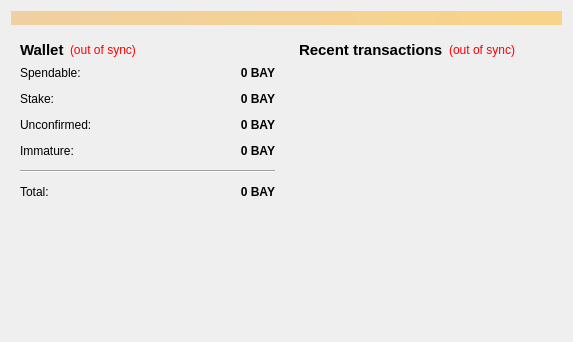
dzimbeck/BitBay, file src/qt/forms/overviewpage.ui: the form before one commit.
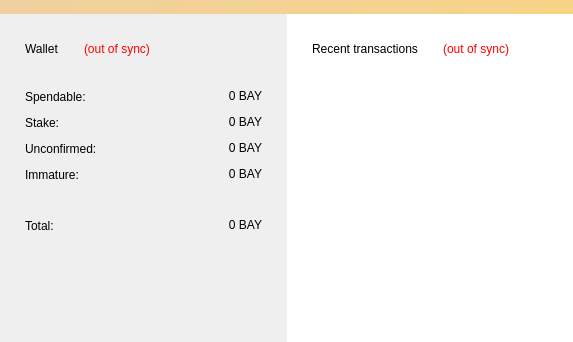
The form after the commit.

```diff
--- a/src/qt/forms/overviewpage.ui
+++ b/src/qt/forms/overviewpage.ui
@@ -14,6 +14,21 @@
    <string>Form</string>
   </property>
   <layout class="QVBoxLayout" name="topLayout">
+   <property name="spacing">
+    <number>0</number>
+   </property>
+   <property name="leftMargin">
+    <number>0</number>
+   </property>
+   <property name="topMargin">
+    <number>0</number>
+   </property>
+   <property name="rightMargin">
+    <number>0</number>
+   </property>
+   <property name="bottomMargin">
+    <number>0</number>
+   </property>
    <item>
     <widget class="QLabel" name="labelAlerts">
      <property name="visible">
@@ -33,25 +48,39 @@
    </item>
    <item>
     <layout class="QHBoxLayout" name="horizontalLayout" stretch="1,1">
+     <property name="spacing">
+      <number>0</number>
+     </property>
      <item>
       <layout class="QVBoxLayout" name="verticalLayout_2">
        <item>
         <widget class="QWidget" name="widget" native="true">
          <layout class="QVBoxLayout" name="verticalLayout_4">
+          <property name="spacing">
+           <number>25</number>
+          </property>
+          <property name="leftMargin">
+           <number>25</number>
+          </property>
+          <property name="topMargin">
+           <number>25</number>
+          </property>
+          <property name="rightMargin">
+           <number>25</number>
+          </property>
+          <property name="bottomMargin">
+           <number>25</number>
+          </property>
           <item>
            <layout class="QHBoxLayout" name="horizontalLayout_4">
             <item>
-             <widget class="QLabel" name="label_5">
-              <property name="font">
-               <font>
-                <pointsize>11</pointsize>
-                <weight>75</weight>
-                <bold>true</bold>
-               </font>
-              </property>
+             <widget class="QLabel" name="labelWallet">
               <property name="text">
                <string>Wallet</string>
               </property>
+              <property name="textFormat">
+               <enum>Qt::PlainText</enum>
+              </property>
              </widget>
             </item>
             <item>
@@ -86,31 +115,108 @@
            </layout>
           </item>
           <item>
-           <layout class="QFormLayout" name="formLayout_2">
-            <property name="fieldGrowthPolicy">
-             <enum>QFormLayout::AllNonFixedFieldsGrow</enum>
-            </property>
+           <layout class="QGridLayout" name="gridLayout">
             <property name="horizontalSpacing">
-             <number>12</number>
+             <number>0</number>
             </property>
             <property name="verticalSpacing">
-             <number>12</number>
+             <number>1</number>
             </property>
-            <item row="0" column="0">
-             <widget class="QLabel" name="label">
+            <item row="2" column="0">
+             <widget class="QLabel" name="labelUnconfirmedText">
+              <property name="minimumSize">
+               <size>
+                <width>0</width>
+                <height>25</height>
+               </size>
+              </property>
               <property name="text">
-               <string>Spendable:</string>
+               <string>Unconfirmed:</string>
+              </property>
+             </widget>
+            </item>
+            <item row="5" column="1">
+             <widget class="QLabel" name="labelTotal">
+              <property name="cursor">
+               <cursorShape>IBeamCursor</cursorShape>
+              </property>
+              <property name="toolTip">
+               <string>Your current total balance</string>
+              </property>
+              <property name="text">
+               <string notr="true">0 BAY</string>
+              </property>
+              <property name="alignment">
+               <set>Qt::AlignRight|Qt::AlignTrailing|Qt::AlignVCenter</set>
+              </property>
+              <property name="textInteractionFlags">
+               <set>Qt::LinksAccessibleByMouse|Qt::TextSelectableByKeyboard|Qt::TextSelectableByMouse</set>
+              </property>
+             </widget>
+            </item>
+            <item row="1" column="0">
+             <widget class="QLabel" name="labelStakeText">
+              <property name="minimumSize">
+               <size>
+                <width>0</width>
+                <height>25</height>
+               </size>
+              </property>
+              <property name="text">
+               <string>Stake:</string>
+              </property>
+             </widget>
+            </item>
+            <item row="3" column="1">
+             <widget class="QLabel" name="labelImmature">
+              <property name="toolTip">
+               <string>Mined balance that has not yet matured</string>
+              </property>
+              <property name="text">
+               <string notr="true">0 BAY</string>
+              </property>
+              <property name="alignment">
+               <set>Qt::AlignRight|Qt::AlignTrailing|Qt::AlignVCenter</set>
+              </property>
+              <property name="textInteractionFlags">
+               <set>Qt::LinksAccessibleByMouse|Qt::TextSelectableByKeyboard|Qt::TextSelectableByMouse</set>
+              </property>
+             </widget>
+            </item>
+            <item row="2" column="1">
+             <widget class="QLabel" name="labelUnconfirmed">
+              <property name="cursor">
+               <cursorShape>IBeamCursor</cursorShape>
+              </property>
+              <property name="toolTip">
+               <string>Total of transactions that have yet to be confirmed, and do not yet count toward the current balance</string>
+              </property>
+              <property name="text">
+               <string notr="true">0 BAY</string>
+              </property>
+              <property name="alignment">
+               <set>Qt::AlignRight|Qt::AlignTrailing|Qt::AlignVCenter</set>
+              </property>
+              <property name="textInteractionFlags">
+               <set>Qt::LinksAccessibleByMouse|Qt::TextSelectableByKeyboard|Qt::TextSelectableByMouse</set>
+              </property>
+             </widget>
+            </item>
+            <item row="5" column="0">
+             <widget class="QLabel" name="labelTotalText">
+              <property name="minimumSize">
+               <size>
+                <width>0</width>
+                <height>25</height>
+               </size>
+              </property>
+              <property name="text">
+               <string>Total:</string>
               </property>
              </widget>
             </item>
             <item row="0" column="1">
              <widget class="QLabel" name="labelBalance">
-              <property name="font">
-               <font>
-                <weight>75</weight>
-                <bold>true</bold>
-               </font>
-              </property>
               <property name="cursor">
                <cursorShape>IBeamCursor</cursorShape>
               </property>
@@ -128,21 +234,8 @@
               </property>
              </widget>
             </item>
-            <item row="1" column="0">
-             <widget class="QLabel" name="label_6">
-              <property name="text">
-               <string>Stake:</string>
-              </property>
-             </widget>
-            </item>
             <item row="1" column="1">
              <widget class="QLabel" name="labelStake">
-              <property name="font">
-               <font>
-                <weight>75</weight>
-                <bold>true</bold>
-               </font>
-              </property>
               <property name="cursor">
                <cursorShape>IBeamCursor</cursorShape>
               </property>
@@ -160,105 +253,47 @@
               </property>
              </widget>
             </item>
-            <item row="2" column="0">
-             <widget class="QLabel" name="label_3">
-              <property name="text">
-               <string>Unconfirmed:</string>
-              </property>
-             </widget>
-            </item>
-            <item row="2" column="1">
-             <widget class="QLabel" name="labelUnconfirmed">
-              <property name="font">
-               <font>
-                <weight>75</weight>
-                <bold>true</bold>
-               </font>
-              </property>
-              <property name="cursor">
-               <cursorShape>IBeamCursor</cursorShape>
-              </property>
-              <property name="toolTip">
-               <string>Total of transactions that have yet to be confirmed, and do not yet count toward the current balance</string>
-              </property>
-              <property name="text">
-               <string notr="true">0 BAY</string>
-              </property>
-              <property name="alignment">
-               <set>Qt::AlignRight|Qt::AlignTrailing|Qt::AlignVCenter</set>
-              </property>
-              <property name="textInteractionFlags">
-               <set>Qt::LinksAccessibleByMouse|Qt::TextSelectableByKeyboard|Qt::TextSelectableByMouse</set>
-              </property>
-             </widget>
-            </item>
             <item row="3" column="0">
              <widget class="QLabel" name="labelImmatureText">
+              <property name="minimumSize">
+               <size>
+                <width>0</width>
+                <height>25</height>
+               </size>
+              </property>
               <property name="text">
                <string>Immature:</string>
               </property>
              </widget>
             </item>
-            <item row="3" column="1">
-             <widget class="QLabel" name="labelImmature">
-              <property name="font">
-               <font>
-                <weight>75</weight>
-                <bold>true</bold>
-               </font>
-              </property>
-              <property name="toolTip">
-               <string>Mined balance that has not yet matured</string>
+            <item row="0" column="0">
+             <widget class="QLabel" name="labelSpendable">
+              <property name="minimumSize">
+               <size>
+                <width>0</width>
+                <height>25</height>
+               </size>
               </property>
               <property name="text">
-               <string notr="true">0 BAY</string>
-              </property>
-              <property name="alignment">
-               <set>Qt::AlignRight|Qt::AlignTrailing|Qt::AlignVCenter</set>
-              </property>
-              <property name="textInteractionFlags">
-               <set>Qt::LinksAccessibleByMouse|Qt::TextSelectableByKeyboard|Qt::TextSelectableByMouse</set>
+               <string>Spendable:</string>
               </property>
              </widget>
             </item>
-            <item row="4" column="0" colspan="2">
-             <widget class="Line" name="line">
+            <item row="4" column="0">
+             <spacer name="verticalSpacer_2">
               <property name="orientation">
-               <enum>Qt::Horizontal</enum>
+               <enum>Qt::Vertical</enum>
               </property>
-             </widget>
-            </item>
-            <item row="5" column="0">
-             <widget class="QLabel" name="labelTotalText">
-              <property name="text">
-               <string>Total:</string>
+              <property name="sizeType">
+               <enum>QSizePolicy::Fixed</enum>
               </property>
-             </widget>
-            </item>
-            <item row="5" column="1">
-             <widget class="QLabel" name="labelTotal">
-              <property name="font">
-               <font>
-                <weight>75</weight>
-                <bold>true</bold>
-               </font>
+              <property name="sizeHint" stdset="0">
+               <size>
+                <width>20</width>
+                <height>25</height>
+               </size>
               </property>
-              <property name="cursor">
-               <cursorShape>IBeamCursor</cursorShape>
-              </property>
-              <property name="toolTip">
-               <string>Your current total balance</string>
-              </property>
-              <property name="text">
-               <string notr="true">0 BAY</string>
-              </property>
-              <property name="alignment">
-               <set>Qt::AlignRight|Qt::AlignTrailing|Qt::AlignVCenter</set>
-              </property>
-              <property name="textInteractionFlags">
-               <set>Qt::LinksAccessibleByMouse|Qt::TextSelectableByKeyboard|Qt::TextSelectableByMouse</set>
-              </property>
-             </widget>
+             </spacer>
             </item>
            </layout>
           </item>
@@ -283,21 +318,99 @@
      <item>
       <layout class="QVBoxLayout" name="verticalLayout_3">
        <item>
-        <widget class="QWidget" name="widget_2" native="true">
+        <widget class="QWidget" name="w_recent" native="true">
+         <property name="palette">
+          <palette>
+           <active>
+            <colorrole role="Base">
+             <brush brushstyle="SolidPattern">
+              <color alpha="255">
+               <red>255</red>
+               <green>255</green>
+               <blue>255</blue>
+              </color>
+             </brush>
+            </colorrole>
+            <colorrole role="Window">
+             <brush brushstyle="SolidPattern">
+              <color alpha="255">
+               <red>255</red>
+               <green>255</green>
+               <blue>255</blue>
+              </color>
+             </brush>
+            </colorrole>
+           </active>
+           <inactive>
+            <colorrole role="Base">
+             <brush brushstyle="SolidPattern">
+              <color alpha="255">
+               <red>255</red>
+               <green>255</green>
+               <blue>255</blue>
+              </color>
+             </brush>
+            </colorrole>
+            <colorrole role="Window">
+             <brush brushstyle="SolidPattern">
+              <color alpha="255">
+               <red>255</red>
+               <green>255</green>
+               <blue>255</blue>
+              </color>
+             </brush>
+            </colorrole>
+           </inactive>
+           <disabled>
+            <colorrole role="Base">
+             <brush brushstyle="SolidPattern">
+              <color alpha="255">
+               <red>255</red>
+               <green>255</green>
+               <blue>255</blue>
+              </color>
+             </brush>
+            </colorrole>
+            <colorrole role="Window">
+             <brush brushstyle="SolidPattern">
+              <color alpha="255">
+               <red>255</red>
+               <green>255</green>
+               <blue>255</blue>
+              </color>
+             </brush>
+            </colorrole>
+           </disabled>
+          </palette>
+         </property>
+         <property name="autoFillBackground">
+          <bool>true</bool>
+         </property>
          <layout class="QVBoxLayout" name="verticalLayout">
+          <property name="spacing">
+           <number>25</number>
+          </property>
+          <property name="leftMargin">
+           <number>25</number>
+          </property>
+          <property name="topMargin">
+           <number>25</number>
+          </property>
+          <property name="rightMargin">
+           <number>25</number>
+          </property>
+          <property name="bottomMargin">
+           <number>25</number>
+          </property>
           <item>
            <layout class="QHBoxLayout" name="horizontalLayout_2">
             <item>
-             <widget class="QLabel" name="label_4">
-              <property name="font">
-               <font>
-                <pointsize>11</pointsize>
-                <weight>75</weight>
-                <bold>true</bold>
-               </font>
-              </property>
+             <widget class="QLabel" name="labelRecent">
               <property name="text">
-               <string>&lt;b&gt;Recent transactions&lt;/b&gt;</string>
+               <string>Recent transactions</string>
+              </property>
+              <property name="textFormat">
+               <enum>Qt::PlainText</enum>
               </property>
              </widget>
             </item>
```
